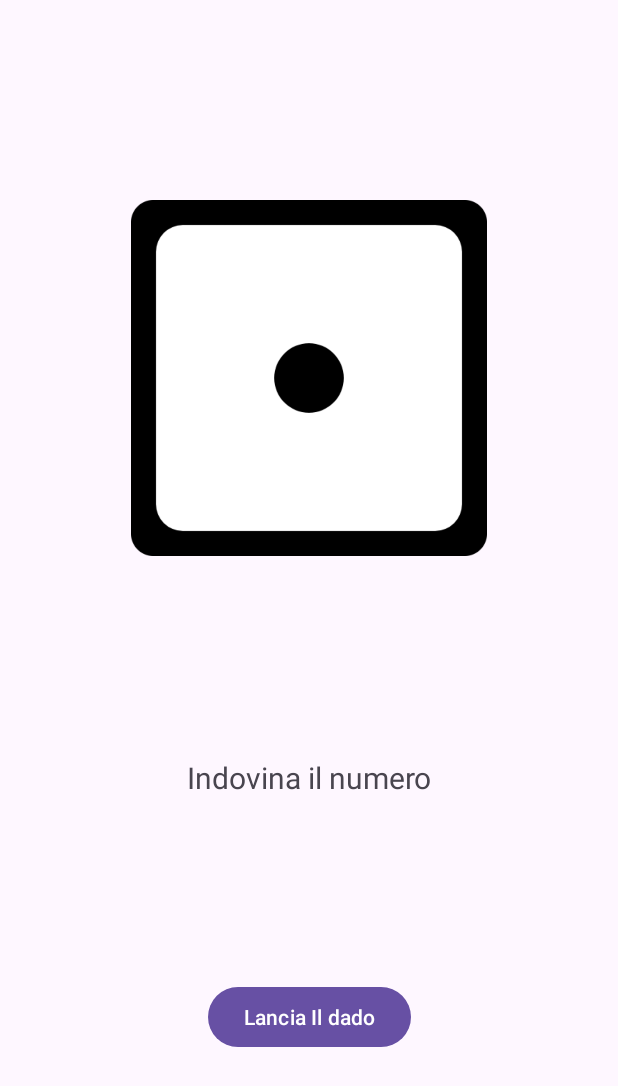
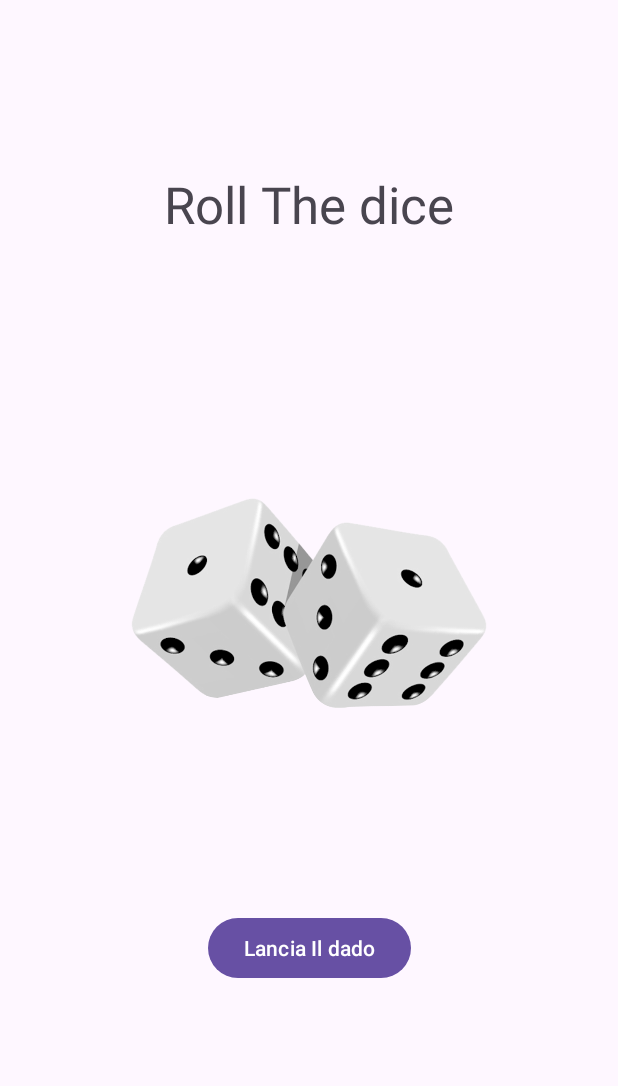
Before and after one commit to Infuo/RollTheDice, an Android app: the screen it shows after launch (MainActivity), on a phone screen of 412 x 824 dp. Shown: the top 1086 px of the screen. Run offline under Robolectric (Android 15) with nearby library versions, the phone set to English and light mode, and no system bars.

Commit message:
Modifiche alla grafica

```diff
--- a/app/src/main/res/layout/activity_main.xml
+++ b/app/src/main/res/layout/activity_main.xml
@@ -11,31 +11,31 @@
         android:id="@+id/activityMain_iv_dice"
         android:layout_width="237dp"
         android:layout_height="260dp"
-        app:layout_constraintBottom_toTopOf="@+id/activityMain_tv_title"
+        android:layout_marginBottom="76dp"
+        app:layout_constraintBottom_toTopOf="@+id/buttonRoll"
         app:layout_constraintEnd_toEndOf="parent"
         app:layout_constraintStart_toStartOf="parent"
-        app:layout_constraintTop_toTopOf="parent"
-        app:srcCompat="@drawable/dice_face_1"
-        tools:srcCompat="@drawable/dice_face_1" />
+        app:srcCompat="@drawable/dices"
+        tools:srcCompat="@drawable/dices" />
 
     <TextView
         android:id="@+id/activityMain_tv_title"
         android:layout_width="wrap_content"
         android:layout_height="wrap_content"
-        android:text="@string/indovina_il_numero"
-        android:textSize="20sp"
-        app:layout_constraintBottom_toTopOf="@+id/buttonRoll"
+        android:text="@string/roll_the_dice"
+        android:textSize="34sp"
+        app:layout_constraintBottom_toTopOf="@+id/activityMain_iv_dice"
         app:layout_constraintEnd_toEndOf="parent"
         app:layout_constraintStart_toStartOf="parent"
-        app:layout_constraintTop_toBottomOf="@+id/activityMain_iv_dice" />
+        app:layout_constraintTop_toTopOf="parent" />
 
     <Button
         android:id="@+id/buttonRoll"
         android:layout_width="wrap_content"
         android:layout_height="wrap_content"
+        android:layout_marginBottom="168dp"
         android:text="@string/lancia_il_dado"
         app:layout_constraintBottom_toBottomOf="parent"
         app:layout_constraintEnd_toEndOf="parent"
-        app:layout_constraintStart_toStartOf="parent"
-        app:layout_constraintTop_toBottomOf="@+id/activityMain_tv_title" />
+        app:layout_constraintStart_toStartOf="parent" />
 </androidx.constraintlayout.widget.ConstraintLayout>
--- a/app/src/main/res/layout/activity_third.xml
+++ b/app/src/main/res/layout/activity_third.xml
@@ -12,6 +12,7 @@
         android:layout_width="wrap_content"
         android:layout_height="wrap_content"
         android:text="@string/textview"
+        android:textSize="34sp"
         app:layout_constraintBottom_toTopOf="@+id/imageViewActivityThird"
         app:layout_constraintEnd_toEndOf="parent"
         app:layout_constraintStart_toStartOf="parent"
--- a/app/src/main/res/values/strings.xml
+++ b/app/src/main/res/values/strings.xml
@@ -4,4 +4,5 @@
     <string name="lancia_il_dado">Lancia Il dado</string>
     <string name="textview">TextView</string>
     <string name="mostra_risultato">Mostra Risultato</string>
+    <string name="roll_the_dice">Roll The dice</string>
 </resources>
```
Also changed, not shown: app/src/main/res/layout/activity_second.xml (+10 -5 lines).
